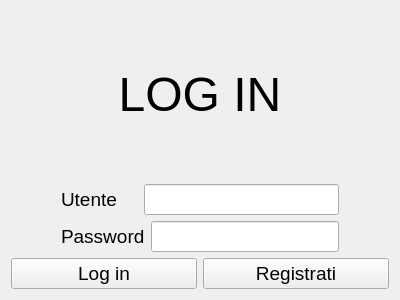
First picture: the form in src/gestore_password/ui/ui_login.ui, repository fgirlanda/GP2, before the edit.
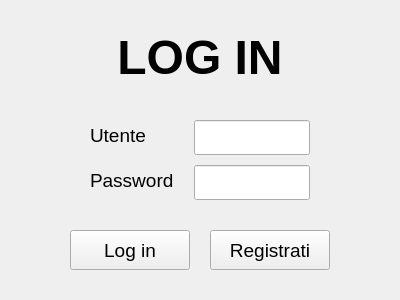
Second picture: the form after the edit.

```diff
--- a/src/gestore_password/ui/ui_login.ui
+++ b/src/gestore_password/ui/ui_login.ui
@@ -26,11 +26,40 @@
    <string>Login</string>
   </property>
   <layout class="QVBoxLayout" name="verticalLayout">
+   <property name="spacing">
+    <number>15</number>
+   </property>
+   <property name="leftMargin">
+    <number>40</number>
+   </property>
+   <property name="topMargin">
+    <number>30</number>
+   </property>
+   <property name="rightMargin">
+    <number>40</number>
+   </property>
+   <property name="bottomMargin">
+    <number>30</number>
+   </property>
+   <item>
+    <spacer name="spacerTop">
+     <property name="orientation">
+      <enum>Qt::Vertical</enum>
+     </property>
+     <property name="sizeHint" stdset="0">
+      <size>
+       <width>20</width>
+       <height>40</height>
+      </size>
+     </property>
+    </spacer>
+   </item>
    <item>
     <widget class="QLabel" name="login_slbl_titolo">
      <property name="font">
       <font>
        <pointsize>36</pointsize>
+       <bold>true</bold>
       </font>
      </property>
      <property name="layoutDirection">
@@ -45,9 +74,28 @@
     </widget>
    </item>
    <item>
-    <layout class="QHBoxLayout" name="horizontalLayout_4">
-     <property name="spacing">
-      <number>27</number>
+    <spacer name="spacerTitleForm">
+     <property name="orientation">
+      <enum>Qt::Vertical</enum>
+     </property>
+     <property name="sizeType">
+      <enum>QSizePolicy::Fixed</enum>
+     </property>
+     <property name="sizeHint" stdset="0">
+      <size>
+       <width>20</width>
+       <height>20</height>
+      </size>
+     </property>
+    </spacer>
+   </item>
+   <item>
+    <layout class="QFormLayout" name="formLayout">
+     <property name="horizontalSpacing">
+      <number>20</number>
+     </property>
+     <property name="verticalSpacing">
+      <number>15</number>
      </property>
      <property name="leftMargin">
       <number>50</number>
@@ -55,7 +103,7 @@
      <property name="rightMargin">
       <number>50</number>
      </property>
-     <item>
+     <item row="0" column="0">
       <widget class="QLabel" name="login_slbl_utente">
        <property name="font">
         <font>
@@ -67,8 +115,14 @@
        </property>
       </widget>
      </item>
-     <item>
+     <item row="0" column="1">
       <widget class="QLineEdit" name="login_edit_utente">
+       <property name="minimumSize">
+        <size>
+         <width>0</width>
+         <height>35</height>
+        </size>
+       </property>
        <property name="font">
         <font>
          <pointsize>14</pointsize>
@@ -76,17 +130,7 @@
        </property>
       </widget>
      </item>
-    </layout>
-   </item>
-   <item>
-    <layout class="QHBoxLayout" name="horizontalLayout">
-     <property name="leftMargin">
-      <number>50</number>
-     </property>
-     <property name="rightMargin">
-      <number>50</number>
-     </property>
-     <item>
+     <item row="1" column="0">
       <widget class="QLabel" name="login_slbl_password">
        <property name="font">
         <font>
@@ -98,13 +142,22 @@
        </property>
       </widget>
      </item>
-     <item>
+     <item row="1" column="1">
       <widget class="QLineEdit" name="login_edit_password">
+       <property name="minimumSize">
+        <size>
+         <width>0</width>
+         <height>35</height>
+        </size>
+       </property>
        <property name="font">
         <font>
          <pointsize>14</pointsize>
         </font>
        </property>
+       <property name="echoMode">
+        <enum>QLineEdit::Password</enum>
+       </property>
        <property name="text">
         <string/>
        </property>
@@ -112,10 +165,48 @@
      </item>
     </layout>
    </item>
+   <item>
+    <spacer name="spacerFormButtons">
+     <property name="orientation">
+      <enum>Qt::Vertical</enum>
+     </property>
+     <property name="sizeType">
+      <enum>QSizePolicy::Fixed</enum>
+     </property>
+     <property name="sizeHint" stdset="0">
+      <size>
+       <width>20</width>
+       <height>20</height>
+      </size>
+     </property>
+    </spacer>
+   </item>
    <item>
     <layout class="QHBoxLayout" name="horizontalLayout_5">
+     <property name="spacing">
+      <number>20</number>
+     </property>
+     <item>
+      <spacer name="spacerBtnLeft">
+       <property name="orientation">
+        <enum>Qt::Horizontal</enum>
+       </property>
+       <property name="sizeHint" stdset="0">
+        <size>
+         <width>40</width>
+         <height>20</height>
+        </size>
+       </property>
+      </spacer>
+     </item>
      <item>
       <widget class="QPushButton" name="login_btn_login">
+       <property name="minimumSize">
+        <size>
+         <width>120</width>
+         <height>40</height>
+        </size>
+       </property>
        <property name="font">
         <font>
          <pointsize>14</pointsize>
@@ -128,6 +219,12 @@
      </item>
      <item>
       <widget class="QPushButton" name="login_btn_registrati">
+       <property name="minimumSize">
+        <size>
+         <width>120</width>
+         <height>40</height>
+        </size>
+       </property>
        <property name="font">
         <font>
          <pointsize>14</pointsize>
@@ -138,8 +235,34 @@
        </property>
       </widget>
      </item>
+     <item>
+      <spacer name="spacerBtnRight">
+       <property name="orientation">
+        <enum>Qt::Horizontal</enum>
+       </property>
+       <property name="sizeHint" stdset="0">
+        <size>
+         <width>40</width>
+         <height>20</height>
+        </size>
+       </property>
+      </spacer>
+     </item>
     </layout>
    </item>
+   <item>
+    <spacer name="spacerBottom">
+     <property name="orientation">
+      <enum>Qt::Vertical</enum>
+     </property>
+     <property name="sizeHint" stdset="0">
+      <size>
+       <width>20</width>
+       <height>40</height>
+      </size>
+     </property>
+    </spacer>
+   </item>
   </layout>
  </widget>
  <resources/>
```
